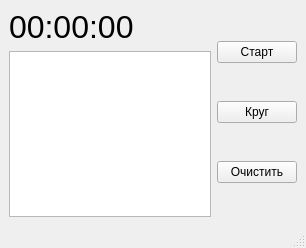
Old version of the form task/mainwindow.ui in the repository dogadlev/cpp3-qt3-homework5.
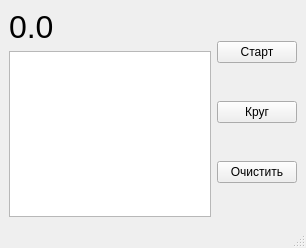
New version of the form.

Patch:
```diff
--- a/task/mainwindow.ui
+++ b/task/mainwindow.ui
@@ -25,7 +25,7 @@
          </font>
         </property>
         <property name="text">
-         <string>00:00:00</string>
+         <string>0.0</string>
         </property>
        </widget>
       </item>
```
Left out of the diff: 19 changed lines with no effect on the pictures.
